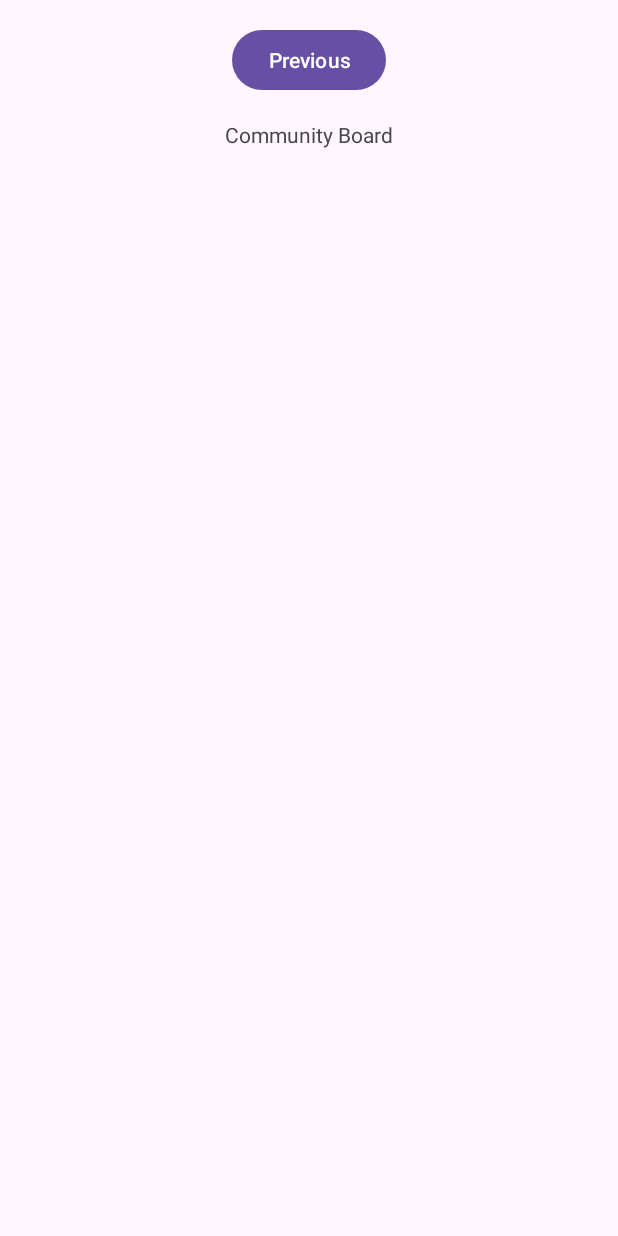
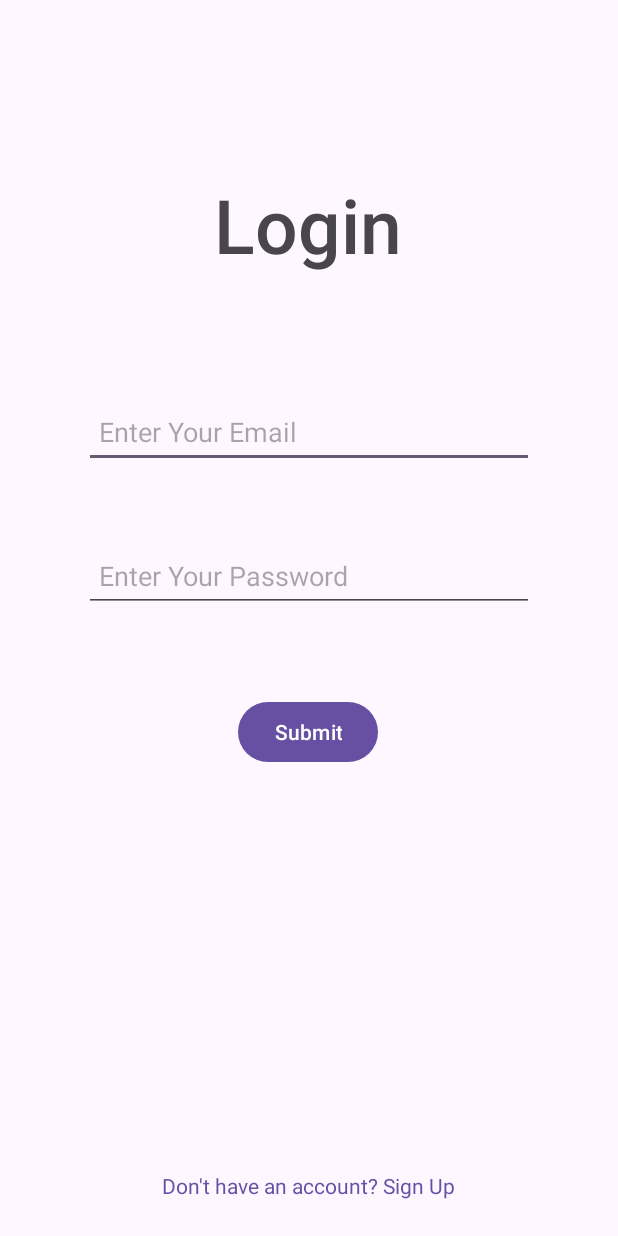
Before and after one commit to ProbatusVir/PixelFit, an Android app: the fragment FitnessNavFragment shown on its own in the app's theme, on a phone screen of 412 x 824 dp. Run offline under Robolectric (Android 15) with nearby library versions, the phone set to English and light mode, and no system bars.

Commit message:
Added fragment 2 to dev branch

```diff
--- a/app/src/main/res/layout/fragment_second.xml
+++ b/app/src/main/res/layout/fragment_second.xml
@@ -1,34 +1,65 @@
 <?xml version="1.0" encoding="utf-8"?>
-<androidx.core.widget.NestedScrollView
+<androidx.constraintlayout.widget.ConstraintLayout
         xmlns:android="http://schemas.android.com/apk/res/android"
         xmlns:app="http://schemas.android.com/apk/res-auto"
-        xmlns:tools="http://schemas.android.com/tools"
         android:layout_width="match_parent"
-        android:layout_height="match_parent"
-        tools:context=".SecondFragment">
-    <androidx.constraintlayout.widget.ConstraintLayout
-            android:layout_width="match_parent"
-            android:layout_height="match_parent"
-            android:padding="16dp">
+        android:layout_height="match_parent">
+
+    <TextView
+            android:id="@+id/textview_first"
+            android:layout_width="wrap_content"
+            android:layout_height="wrap_content"
+            android:layout_marginTop="116dp"
+            android:text="@string/login_text"
+            android:textSize="50sp"
+            android:fontFamily="sans-serif-medium"
+            app:layout_constraintTop_toTopOf="parent"
+            app:layout_constraintEnd_toEndOf="parent"
+            app:layout_constraintStart_toStartOf="parent" app:layout_constraintHorizontal_bias="0.498"/>
+    <EditText
+            android:id="@+id/email_input"
+            android:layout_width="300dp"
+            android:layout_height="48dp"
+            android:hint="@string/email_input_text"
+            android:autofillHints="emailAddress"
+            android:inputType="textEmailAddress"
+            android:padding="10dp"
+            app:layout_constraintTop_toTopOf="parent"
+            app:layout_constraintStart_toStartOf="parent"
+            app:layout_constraintEnd_toEndOf="parent"
+            android:layout_marginTop="264dp" app:layout_constraintHorizontal_bias="0.5"/>
+    <EditText
+            android:id="@+id/password_input"
+            android:layout_width="300dp"
+            android:layout_height="48dp"
+            android:hint="@string/password_input_text"
+            android:autofillHints="password"
+            android:inputType="textPassword"
+            android:padding="10dp"
+            app:layout_constraintTop_toTopOf="parent"
+            app:layout_constraintStart_toStartOf="parent"
+            app:layout_constraintEnd_toEndOf="parent"
+            android:layout_marginTop="360dp" app:layout_constraintHorizontal_bias="0.5"/>
     <Button
             android:id="@+id/button_second"
             android:layout_width="wrap_content"
-                android:layout_height="wrap_content"
-                android:text="@string/previous"
-                app:layout_constraintBottom_toTopOf="@id/textview_second"
+            android:layout_height="48dp"
+            android:text="@string/login_button"
+            app:layout_constraintTop_toTopOf="parent"
             app:layout_constraintEnd_toEndOf="parent"
             app:layout_constraintStart_toStartOf="parent"
-                app:layout_constraintTop_toTopOf="parent"/>
-
+            android:layout_marginTop="464dp" app:layout_constraintHorizontal_bias="0.497"/>
     <TextView
-                android:id="@+id/textview_second"
+            android:id="@+id/sign_in_link"
             android:layout_width="wrap_content"
             android:layout_height="wrap_content"
-                android:layout_marginTop="16dp"
-                android:text="@string/board"
+            android:text="@string/sign_up_link"
+            android:textColor="@color/button_purple"
+            android:textSize="14sp"
+            android:padding="8dp"
             app:layout_constraintBottom_toBottomOf="parent"
             app:layout_constraintEnd_toEndOf="parent"
-                app:layout_constraintStart_toStartOf="parent"
-                app:layout_constraintTop_toBottomOf="@id/button_second"/>
+            app:layout_constraintStart_toStartOf="parent" app:layout_constraintHorizontal_bias="0.497"
+            android:layout_marginBottom="16dp"/>
+
 </androidx.constraintlayout.widget.ConstraintLayout>
-</androidx.core.widget.NestedScrollView>
--- a/app/src/main/res/values/strings.xml
+++ b/app/src/main/res/values/strings.xml
@@ -50,7 +50,7 @@
     <string name="email_input_text">Enter Your Email</string>
     <string name="password_input_text">Enter Your Password</string>
     <string name="login_button">Submit</string>
-    <string name="sign_up_link">"Don't have an account? Sign In"</string>
+    <string name="sign_up_link">"Don't have an account? Sign Up"</string>
 
 
 </resources>
```
Lines whose indentation alone changed are shown as unchanged.
